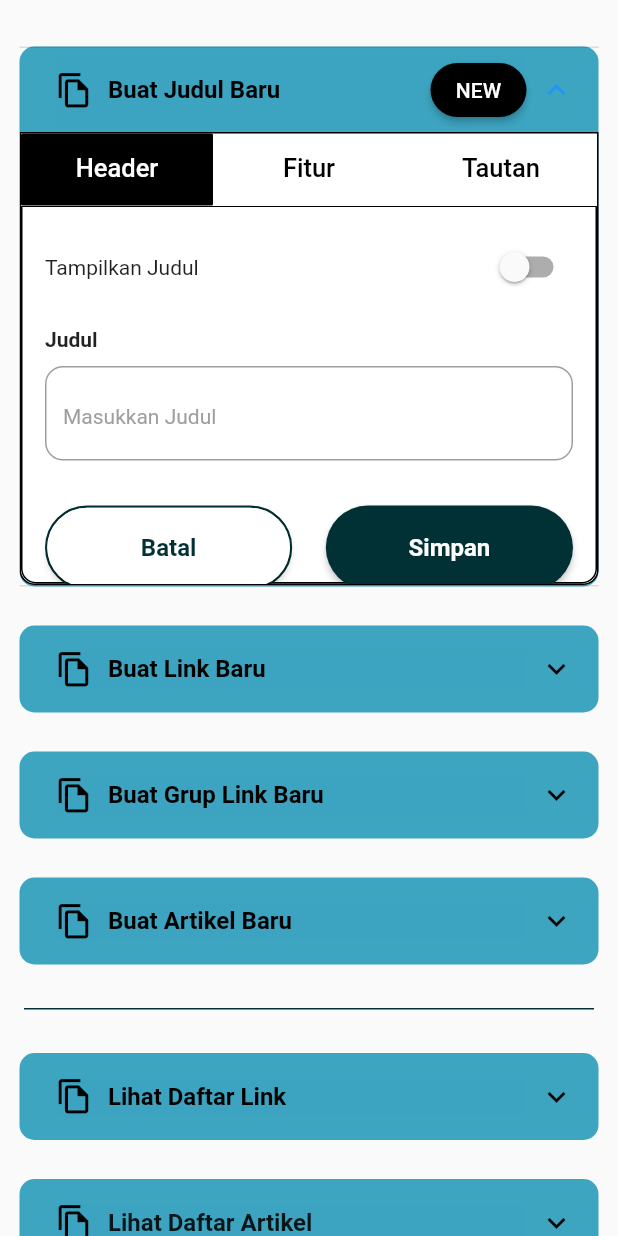
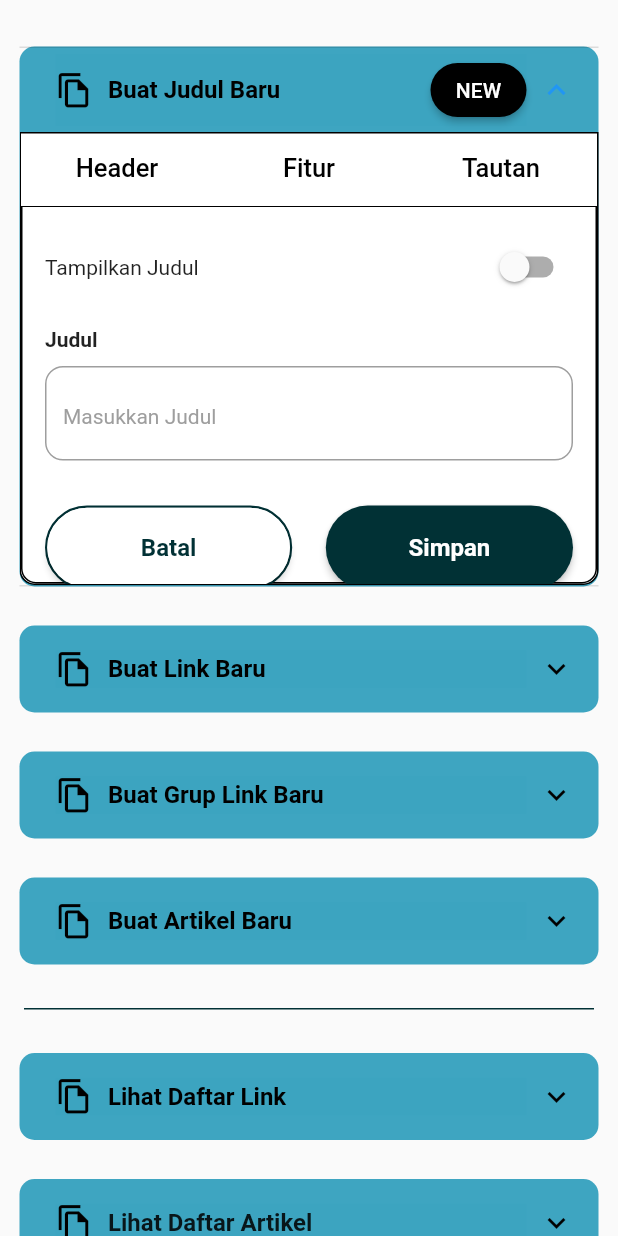
Before and after one commit to faridhql/Manfa-Apps, a Flutter app: the Tautan screen opened directly, after a tap on "Buat Judul Baru", on a phone screen of 412 x 824 dp. Run offline on Flutter 3.47's test engine with Material 2 defaults, Android fonts, the phone set to English and light mode, and no system bars; our stand-ins replace image_picker; Roboto replaces fonts that are missing (Ubuntu, ubuntu).

Commit message:
fix tabbar

```diff
--- a/berbagilink/lib/ubahTampilan/tautan/judulBaru/judulbaru.dart
+++ b/berbagilink/lib/ubahTampilan/tautan/judulBaru/judulbaru.dart
@@ -145,14 +145,9 @@ class _judulbaruState extends State<judulbaru>
                 Container(
                   decoration: BoxDecoration(),
                   child: TabBar(
+                    labelColor: Colors.black,
                     unselectedLabelColor: Colors.black,
-
-                    indicator: BoxDecoration(
-
-                      color: Colors.black,
-                      border: Border.all(),
-                      borderRadius: BorderRadius.circular(1),
-                    ),
+                    indicator: UnderlineTabIndicator(),
                     controller: tabController,
                     tabs: const [
                       Tab(
```
